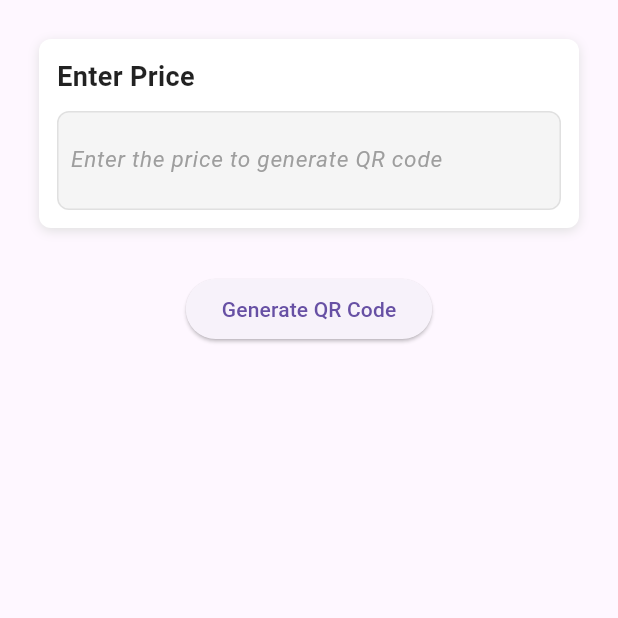
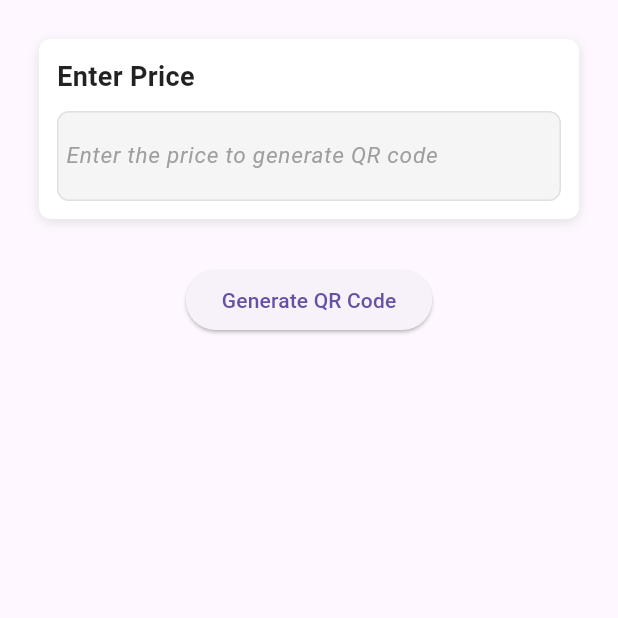
Before and after one commit to Ashish-Pandey62/YatraMate, a Flutter app: the PaymentPage screen opened directly, on a phone screen of 412 x 824 dp, the top half of it. Run offline on Flutter 3.47's test engine with Material 3 defaults, Android fonts, the phone set to English and light mode, and no system bars; our stand-ins replace basic_utils, connectivity_plus, flutter_dotenv, flutter_map, flutter_secure_storage, font_awesome_flutter and 5 more; missing offline and left inert: dart_jsonwebtoken, flutter_background_service, flutter_ignorebatteryoptimization, jwt_decode, pointycastle, qr_code_scanner; accounts and stored records are empty.

Commit message:
all done

```diff
--- a/conductor_app/lib/pages/payment_page.dart
+++ b/conductor_app/lib/pages/payment_page.dart
@@ -263,7 +263,7 @@ if (price <= 0) {
 
           // Sub-box for price entry
           Container(
-            padding: const EdgeInsets.symmetric(horizontal: 8.0, vertical: 8.0), // Reduced padding
+            padding: const EdgeInsets.symmetric(horizontal: 5.0, vertical: 5.0), // Reduced padding
             decoration: BoxDecoration(
               color: Colors.grey.shade100, // Slight grey background
               borderRadius: BorderRadius.circular(8.0),
@@ -285,7 +285,7 @@ if (price <= 0) {
                 border: InputBorder.none, // No default border
               ),
               keyboardType: TextInputType.number,
-              style: const TextStyle(fontSize: 10.0), // Larger text style
+              style: const TextStyle(fontSize: 15.0), // Larger text style
             ),
           ),
         ],
```
